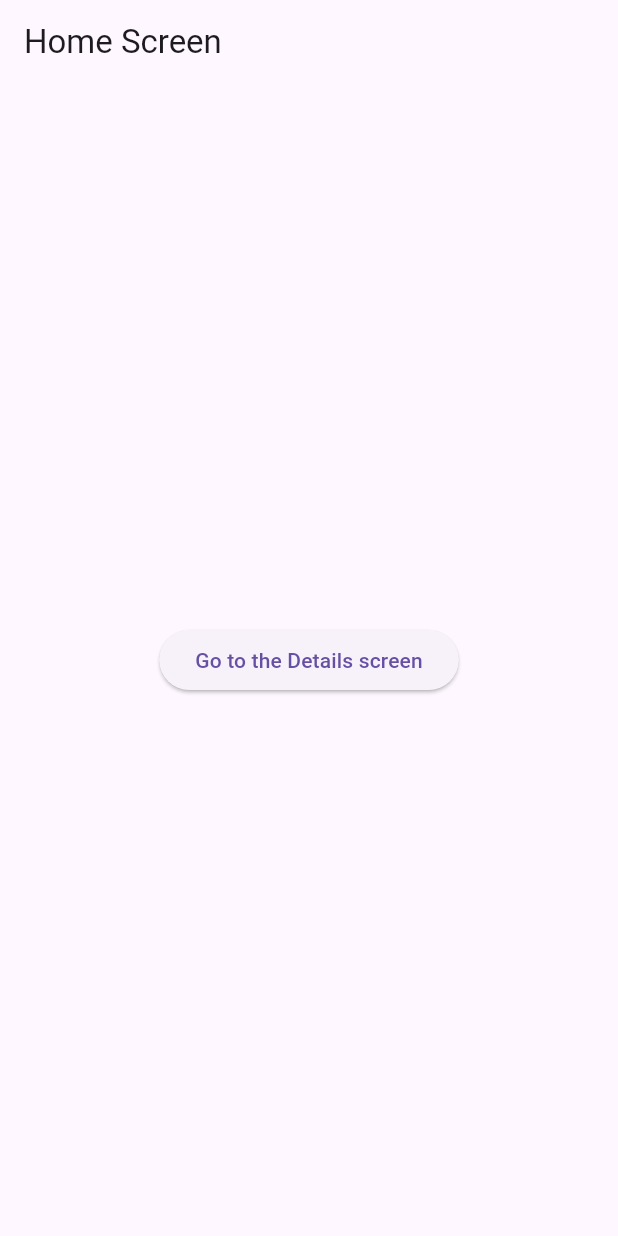
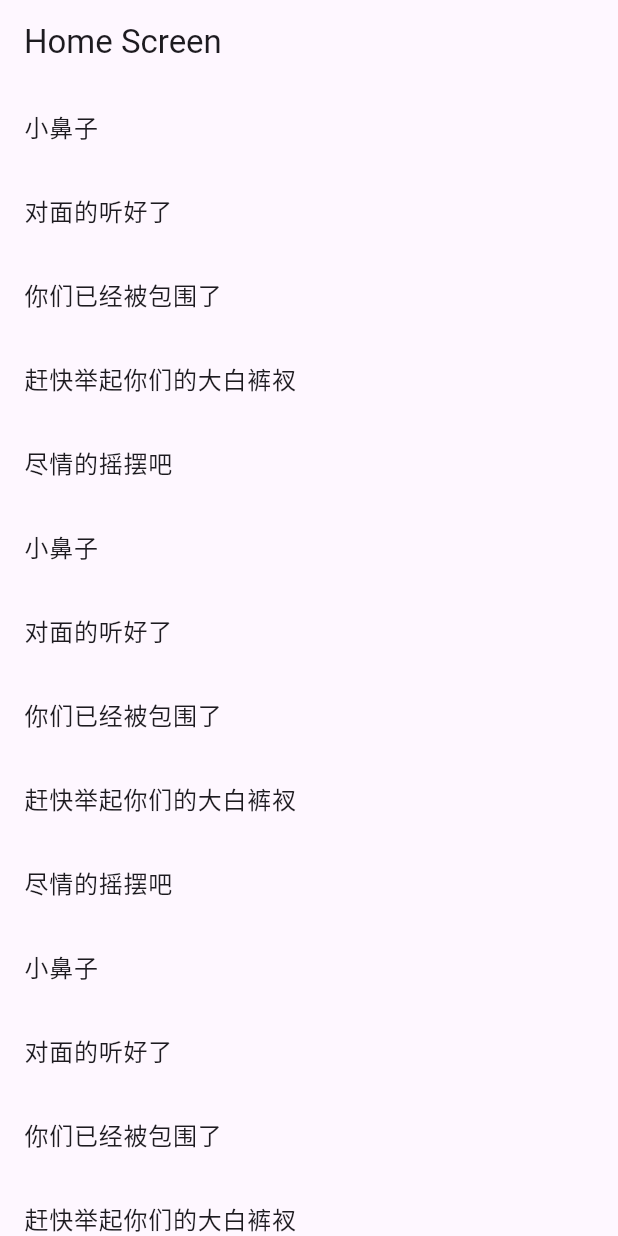
Before and after one commit to lsrweb/Traditional-Virtues, a Flutter app: the screen it shows after launch, on a phone screen of 412 x 824 dp. Run offline on Flutter 3.47's test engine with Material 3 defaults, Android fonts, the light colour scheme and no system bars; our stand-ins replace flutter_tts, go_router.

Commit message:
feat: Add TextList component for displaying a list of text items
The TextList component is a stateful widget that displays a list of text items. It takes a list of strings as input and renders each string as a ListTile in a ListView. When a ListTile is tapped, the corresponding string is spoken using the TtsSpeedUtils class.

This commit adds the TextList component to the home screen, replacing the previous button. Now, the home screen displays the list of text items using the TextList component.

The purpose of this change is to improve the user experience by providing a more intuitive and interactive way to access and listen to the text items.

Recent user commits:
- chore: Remove unused import statements and update code formatting
- chore: Add necessary project files for Linux, iOS, macOS, and Windows platforms

Recent repository commits:
- chore: Remove unused import statements and update code formatting
- chore: Add necessary project files for Linux, iOS, macOS, and Windows platforms

```diff
--- /dev/null
+++ b/lib/components/ui/text-list.dart
@@ -0,0 +1,52 @@
+// 有状态的组件
+import 'package:ctmd_app/utils/tts-speed.dart';
+import 'package:flutter/material.dart';
+
+class TextList extends StatefulWidget {
+  /// Constructs a [TextList]
+  const TextList({Key? key}) : super(key: key);
+
+  @override
+  State<TextList> createState() => _TextListState();
+}
+
+class _TextListState extends State<TextList> {
+  /// The list of items
+  final List<String> items = <String>[
+    '小鼻子',
+    '对面的听好了',
+    '你们已经被包围了',
+    '赶快举起你们的大白裤衩',
+    '尽情的摇摆吧',
+    '小鼻子',
+    '对面的听好了',
+    '你们已经被包围了',
+    '赶快举起你们的大白裤衩',
+    '尽情的摇摆吧',
+    '小鼻子',
+    '对面的听好了',
+    '你们已经被包围了',
+    '赶快举起你们的大白裤衩',
+    '尽情的摇摆吧',
+    '小鼻子',
+    '对面的听好了',
+    '你们已经被包围了',
+    '赶快举起你们的大白裤衩',
+    '尽情的摇摆吧'
+  ];
+
+  @override
+  Widget build(BuildContext context) {
+    return ListView.builder(
+      itemCount: items.length,
+      itemBuilder: (BuildContext context, int index) {
+        return ListTile(
+          title: Text(items[index]),
+          onTap: () {
+            TtsSpeedUtils().speak(items[index]);
+          },
+        );
+      },
+    );
+  }
+}
--- a/lib/pages/home.dart
+++ b/lib/pages/home.dart
@@ -1,3 +1,4 @@
+import 'package:ctmd_app/components/ui/text-list.dart';
 import 'package:ctmd_app/utils/tts-speed.dart';
 import 'package:flutter/material.dart';
 import 'package:go_router/go_router.dart';
@@ -11,13 +12,7 @@ class HomeScreen extends StatelessWidget {
   Widget build(BuildContext context) {
     return Scaffold(
       appBar: AppBar(title: const Text('Home Screen')),
-      body: Center(
-        child: ElevatedButton(
-          onPressed: () =>
-              {context.go('/details'), TtsSpeedUtils().speak('我曹尼玛臭逼')},
-          child: const Text('Go to the Details screen'),
-        ),
-      ),
+      body: Center(child: TextList()),
     );
   }
 }
--- a/lib/utils/tts-speed.dart
+++ b/lib/utils/tts-speed.dart
@@ -6,9 +6,6 @@ import 'package:flutter_tts/flutter_tts.dart';
 class TtsSpeedUtils {
   // 构造初始化,可以定义 语言|音量|语速|音调
   final FlutterTts flutterTts = FlutterTts();
-
-  // Constructs a [TtsSpeedUtils]
-
   TtsSpeedUtils() {
     flutterTts.setLanguage('zh-CN');
     flutterTts.setVolume(1.0);
```
